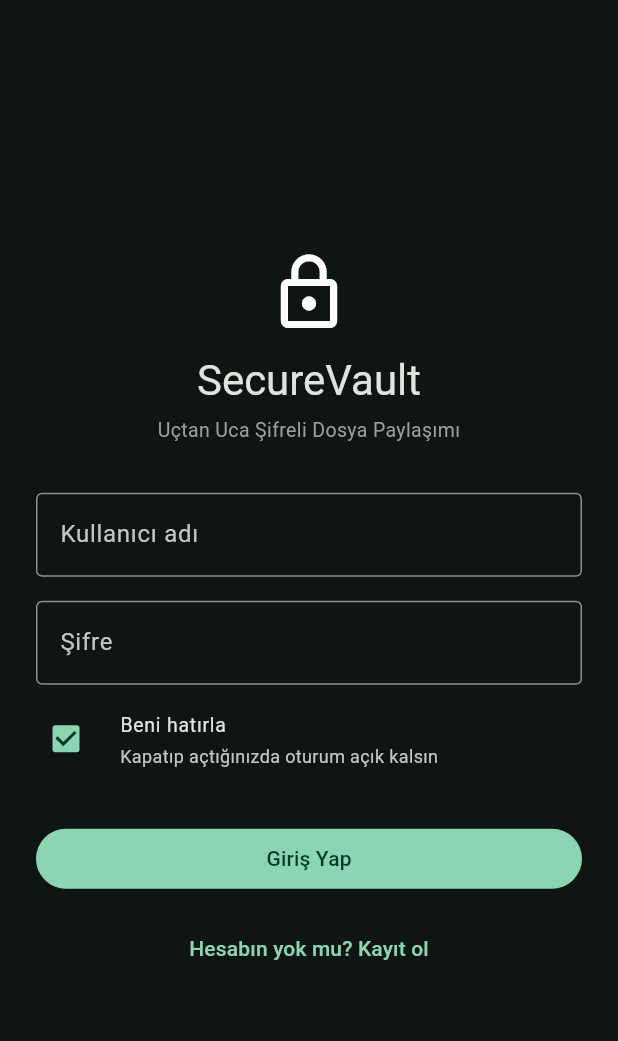
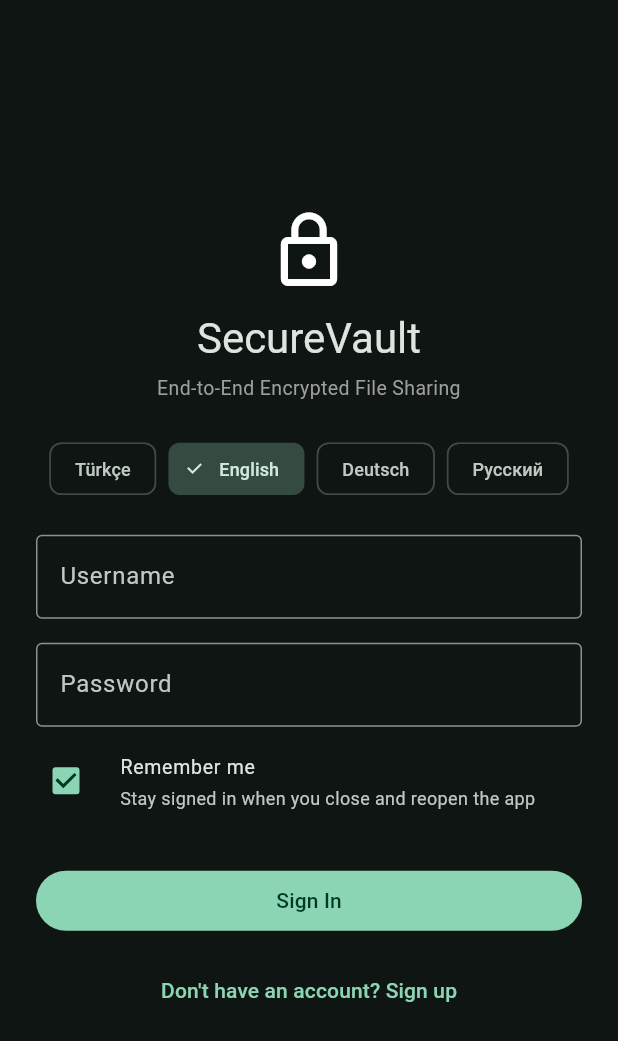
Before and after one commit to O2m4nl11299/securevault-mobile, a Flutter app: the screen it shows after launch, on a phone screen of 412 x 824 dp. Shown: the top 1041 px of the screen. Run offline on Flutter 3.47's test engine with Material 3 defaults, Android fonts, the phone set to English and light mode, and no system bars; our stand-ins replace dio, file_picker, flutter_secure_storage, in_app_purchase, share_plus; missing offline and left inert: cryptography, cryptography_flutter.

Commit message:
Add 4-language localization infrastructure (TR/EN/DE/RU): flutter_localizations + intl, ARB files, AppLocalizations, locale persistence, language selector on login screen. Login screen fully localized.

````diff
--- /dev/null
+++ b/l10n.yaml
@@ -0,0 +1,5 @@
+arb-dir: lib/l10n
+template-arb-file: app_tr.arb
+output-localization-file: app_localizations.dart
+output-class: AppLocalizations
+nullable-getter: false
--- /dev/null
+++ b/lib/l10n/app_en.arb
@@ -0,0 +1,13 @@
+{
+  "@@locale": "en",
+  "appName": "SecureVault",
+  "appSlogan": "End-to-End Encrypted File Sharing",
+  "loginUsername": "Username",
+  "loginPassword": "Password",
+  "loginMin3": "At least 3 characters",
+  "loginMin8": "At least 8 characters",
+  "loginRemember": "Remember me",
+  "loginRememberSub": "Stay signed in when you close and reopen the app",
+  "loginButton": "Sign In",
+  "loginNoAccount": "Don't have an account? Sign up"
+}
--- /dev/null
+++ b/lib/l10n/app_localizations.dart
@@ -0,0 +1,202 @@
+import 'dart:async';
+
+import 'package:flutter/foundation.dart';
+import 'package:flutter/widgets.dart';
+import 'package:flutter_localizations/flutter_localizations.dart';
+import 'package:intl/intl.dart' as intl;
+
+import 'app_localizations_de.dart';
+import 'app_localizations_en.dart';
+import 'app_localizations_ru.dart';
+import 'app_localizations_tr.dart';
+
+// ignore_for_file: type=lint
+
+/// Callers can lookup localized strings with an instance of AppLocalizations
+/// returned by `AppLocalizations.of(context)`.
+///
+/// Applications need to include `AppLocalizations.delegate()` in their app's
+/// `localizationDelegates` list, and the locales they support in the app's
+/// `supportedLocales` list. For example:
+///
+/// ```dart
+/// import 'l10n/app_localizations.dart';
+///
+/// return MaterialApp(
+///   localizationsDelegates: AppLocalizations.localizationsDelegates,
+///   supportedLocales: AppLocalizations.supportedLocales,
+///   home: MyApplicationHome(),
+/// );
+/// ```
+///
+/// ## Update pubspec.yaml
+///
+/// Please make sure to update your pubspec.yaml to include the following
+/// packages:
+///
+/// ```yaml
+/// dependencies:
+///   # Internationalization support.
+///   flutter_localizations:
+///     sdk: flutter
+///   intl: any # Use the pinned version from flutter_localizations
+///
+///   # Rest of dependencies
+/// ```
+///
+/// ## iOS Applications
+///
+/// iOS applications define key application metadata, including supported
+/// locales, in an Info.plist file that is built into the application bundle.
+/// To configure the locales supported by your app, you’ll need to edit this
+/// file.
+///
+/// First, open your project’s ios/Runner.xcworkspace Xcode workspace file.
+/// Then, in the Project Navigator, open the Info.plist file under the Runner
+/// project’s Runner folder.
+///
+/// Next, select the Information Property List item, select Add Item from the
+/// Editor menu, then select Localizations from the pop-up menu.
+///
+/// Select and expand the newly-created Localizations item then, for each
+/// locale your application supports, add a new item and select the locale
+/// you wish to add from the pop-up menu in the Value field. This list should
+/// be consistent with the languages listed in the AppLocalizations.supportedLocales
+/// property.
+abstract class AppLocalizations {
+  AppLocalizations(String locale)
+    : localeName = intl.Intl.canonicalizedLocale(locale.toString());
+
+  final String localeName;
+
+  static AppLocalizations of(BuildContext context) {
+    return Localizations.of<AppLocalizations>(context, AppLocalizations)!;
+  }
+
+  static const LocalizationsDelegate<AppLocalizations> delegate =
+      _AppLocalizationsDelegate();
+
+  /// A list of this localizations delegate along with the default localizations
+  /// delegates.
+  ///
+  /// Returns a list of localizations delegates containing this delegate along with
+  /// GlobalMaterialLocalizations.delegate, GlobalCupertinoLocalizations.delegate,
+  /// and GlobalWidgetsLocalizations.delegate.
+  ///
+  /// Additional delegates can be added by appending to this list in
+  /// MaterialApp. This list does not have to be used at all if a custom list
+  /// of delegates is preferred or required.
+  static const List<LocalizationsDelegate<dynamic>> localizationsDelegates =
+      <LocalizationsDelegate<dynamic>>[
+        delegate,
+        GlobalMaterialLocalizations.delegate,
+        GlobalCupertinoLocalizations.delegate,
+        GlobalWidgetsLocalizations.delegate,
+      ];
+
+  /// A list of this localizations delegate's supported locales.
+  static const List<Locale> supportedLocales = <Locale>[
+    Locale('de'),
+    Locale('en'),
+    Locale('ru'),
+    Locale('tr'),
+  ];
+
+  /// Uygulama adi
+  ///
+  /// In tr, this message translates to:
+  /// **'SecureVault'**
+  String get appName;
+
+  /// Giris ekrani slogani
+  ///
+  /// In tr, this message translates to:
+  /// **'Uçtan Uca Şifreli Dosya Paylaşımı'**
+  String get appSlogan;
+
+  /// No description provided for @loginUsername.
+  ///
+  /// In tr, this message translates to:
+  /// **'Kullanıcı adı'**
+  String get loginUsername;
+
+  /// No description provided for @loginPassword.
+  ///
+  /// In tr, this message translates to:
+  /// **'Şifre'**
+  String get loginPassword;
+
+  /// No description provided for @loginMin3.
+  ///
+  /// In tr, this message translates to:
+  /// **'En az 3 karakter'**
+  String get loginMin3;
+
+  /// No description provided for @loginMin8.
+  ///
+  /// In tr, this message translates to:
+  /// **'En az 8 karakter'**
+  String get loginMin8;
+
+  /// No description provided for @loginRemember.
+  ///
+  /// In tr, this message translates to:
+  /// **'Beni hatırla'**
+  String get loginRemember;
+
+  /// No description provided for @loginRememberSub.
+  ///
+  /// In tr, this message translates to:
+  /// **'Kapatıp açtığınızda oturum açık kalsın'**
+  String get loginRememberSub;
+
+  /// No description provided for @loginButton.
+  ///
+  /// In tr, this message translates to:
+  /// **'Giriş Yap'**
+  String get loginButton;
+
+  /// No description provided for @loginNoAccount.
+  ///
+  /// In tr, this message translates to:
+  /// **'Hesabın yok mu? Kayıt ol'**
+  String get loginNoAccount;
+}
+
+class _AppLocalizationsDelegate
+    extends LocalizationsDelegate<AppLocalizations> {
+  const _AppLocalizationsDelegate();
+
+  @override
+  Future<AppLocalizations> load(Locale locale) {
+    return SynchronousFuture<AppLocalizations>(lookupAppLocalizations(locale));
+  }
+
+  @override
+  bool isSupported(Locale locale) =>
+      <String>['de', 'en', 'ru', 'tr'].contains(locale.languageCode);
+
+  @override
+  bool shouldReload(_AppLocalizationsDelegate old) => false;
+}
+
+AppLocalizations lookupAppLocalizations(Locale locale) {
+  // Lookup logic when only language code is specified.
+  switch (locale.languageCode) {
+    case 'de':
+      return AppLocalizationsDe();
+    case 'en':
+      return AppLocalizationsEn();
+    case 'ru':
+      return AppLocalizationsRu();
+    case 'tr':
+      return AppLocalizationsTr();
+  }
+
+  throw FlutterError(
+    'AppLocalizations.delegate failed to load unsupported locale "$locale". This is likely '
+    'an issue with the localizations generation tool. Please file an issue '
+    'on GitHub with a reproducible sample app and the gen-l10n configuration '
+    'that was used.',
+  );
+}
--- /dev/null
+++ b/lib/l10n/app_localizations_en.dart
@@ -0,0 +1,41 @@
+// ignore: unused_import
+import 'package:intl/intl.dart' as intl;
+import 'app_localizations.dart';
+
+// ignore_for_file: type=lint
+
+/// The translations for English (`en`).
+class AppLocalizationsEn extends AppLocalizations {
+  AppLocalizationsEn([String locale = 'en']) : super(locale);
+
+  @override
+  String get appName => 'SecureVault';
+
+  @override
+  String get appSlogan => 'End-to-End Encrypted File Sharing';
+
+  @override
+  String get loginUsername => 'Username';
+
+  @override
+  String get loginPassword => 'Password';
+
+  @override
+  String get loginMin3 => 'At least 3 characters';
+
+  @override
+  String get loginMin8 => 'At least 8 characters';
+
+  @override
+  String get loginRemember => 'Remember me';
+
+  @override
+  String get loginRememberSub =>
+      'Stay signed in when you close and reopen the app';
+
+  @override
+  String get loginButton => 'Sign In';
+
+  @override
+  String get loginNoAccount => 'Don\'t have an account? Sign up';
+}
--- a/lib/main.dart
+++ b/lib/main.dart
@@ -1,4 +1,5 @@
 import 'package:flutter/material.dart';
+import 'l10n/app_localizations.dart';
 import 'package:cryptography_flutter/cryptography_flutter.dart';
 import 'services/api_client.dart';
 import 'services/secure_storage_service.dart';
@@ -10,12 +11,30 @@ import 'screens/home_screen.dart';
 /// olmadan navigasyon yapabilmesi iÃ§in global anahtar.
 final GlobalKey<NavigatorState> rootNavigatorKey = GlobalKey<NavigatorState>();
 
-void main() {
+/// Uygulamanin secili dili. Dil degisince MaterialApp yeniden cizilir.
+/// null = cihazin sistem dili kullanilir.
+final ValueNotifier<Locale?> localeNotifier = ValueNotifier<Locale?>(null);
+
+/// Desteklenen diller (ARB dosyalariyla eslesir).
+const List<Locale> kSupportedLocales = [
+  Locale('tr'),
+  Locale('en'),
+  Locale('de'),
+  Locale('ru'),
+];
+
+Future<void> main() async {
+  WidgetsFlutterBinding.ensureInitialized();
   // KRÄ°TÄ°K: bu satÄ±r olmadan Sv02Codec saf-Dart'a dÃ¼ÅŸer (spike'ta ~18 MB/s
   // Ã¶lÃ§Ã¼ldÃ¼ â€” 2GB dosyada ~2 dakika). Bu satÄ±rla native AES-256-GCM
   // (CryptoKit/Conscrypt) kullanÄ±lÄ±r, saniyeler mertebesine iner.
   FlutterCryptography.enable();
   ApiClient.instance.onSessionExpired = _handleSessionExpired;
+  // Kayitli dil tercihini yukle (varsa).
+  final savedLocale = await SecureStorageService.readLocale();
+  if (savedLocale != null && savedLocale.isNotEmpty) {
+    localeNotifier.value = Locale(savedLocale);
+  }
   runApp(const SecureVaultApp());
 }
 
@@ -39,16 +58,24 @@ class SecureVaultApp extends StatelessWidget {
 
   @override
   Widget build(BuildContext context) {
+    return ValueListenableBuilder<Locale?>(
+      valueListenable: localeNotifier,
+      builder: (context, locale, _) {
         return MaterialApp(
           navigatorKey: rootNavigatorKey,
           title: 'SecureVault',
           debugShowCheckedModeBanner: false,
+          locale: locale,
+          localizationsDelegates: AppLocalizations.localizationsDelegates,
+          supportedLocales: kSupportedLocales,
           theme: ThemeData(
-        colorSchemeSeed: const Color(0xFF00E0A4), // web sitesindeki teal/cyberpunk vurgu
+            colorSchemeSeed: const Color(0xFF00E0A4),
             brightness: Brightness.dark,
             useMaterial3: true,
           ),
           home: const _StartupGate(),
+        );
+      },
     );
   }
 }
--- a/lib/screens/login_screen.dart
+++ b/lib/screens/login_screen.dart
@@ -1,4 +1,7 @@
 import 'package:flutter/material.dart';
+import '../l10n/app_localizations.dart';
+import '../main.dart';
+import '../services/secure_storage_service.dart';
 import '../services/auth_service.dart';
 import 'home_screen.dart';
 import 'register_screen.dart';
@@ -68,6 +71,7 @@ class _LoginScreenState extends State<LoginScreen> {
 
   @override
   Widget build(BuildContext context) {
+    final l = AppLocalizations.of(context);
     return Scaffold(
       body: SafeArea(
         child: Center(
@@ -88,35 +92,37 @@ class _LoginScreenState extends State<LoginScreen> {
                   ),
                   const SizedBox(height: 6),
                   Text(
-                    'Uçtan Uca Şifreli Dosya Paylaşımı',
+                    l.appSlogan,
                     textAlign: TextAlign.center,
                     style: TextStyle(
                       fontSize: 13,
                       color: Colors.grey.shade500,
                     ),
                   ),
-                  const SizedBox(height: 32),
+                  const SizedBox(height: 20),
+                  _LanguageSelector(),
+                  const SizedBox(height: 20),
                   TextFormField(
                     controller: _usernameCtrl,
                     autofillHints: const [AutofillHints.username],
-                    decoration: const InputDecoration(
-                      labelText: 'Kullanıcı adı',
-                      border: OutlineInputBorder(),
+                    decoration: InputDecoration(
+                      labelText: l.loginUsername,
+                      border: const OutlineInputBorder(),
                     ),
                     validator: (v) =>
-                        (v == null || v.trim().length < 3) ? 'En az 3 karakter' : null,
+                        (v == null || v.trim().length < 3) ? l.loginMin3 : null,
                   ),
                   const SizedBox(height: 16),
                   TextFormField(
                     controller: _passwordCtrl,
                     obscureText: true,
                     autofillHints: const [AutofillHints.password],
-                    decoration: const InputDecoration(
-                      labelText: 'Şifre',
-                      border: OutlineInputBorder(),
+                    decoration: InputDecoration(
+                      labelText: l.loginPassword,
+                      border: const OutlineInputBorder(),
                     ),
                     validator: (v) =>
-                        (v == null || v.length < 8) ? 'En az 8 karakter' : null,
+                        (v == null || v.length < 8) ? l.loginMin8 : null,
                     onFieldSubmitted: (_) => _submit(),
                   ),
                   const SizedBox(height: 4),
@@ -125,9 +131,9 @@ class _LoginScreenState extends State<LoginScreen> {
                     onChanged: _loading
                         ? null
                         : (v) => setState(() => _remember = v ?? true),
-                    title: const Text('Beni hatırla'),
-                    subtitle: const Text(
-                      'Kapatıp açtığınızda oturum açık kalsın',
+                    title: Text(l.loginRemember),
+                    subtitle: Text(
+                      l.loginRememberSub,
                       style: TextStyle(fontSize: 12),
                     ),
                     controlAffinity: ListTileControlAffinity.leading,
@@ -147,7 +153,7 @@ class _LoginScreenState extends State<LoginScreen> {
                             width: 20,
                             child: CircularProgressIndicator(strokeWidth: 2),
                           )
-                        : const Text('Giriş Yap'),
+                        : Text(l.loginButton),
                   ),
                   const SizedBox(height: 12),
                   TextButton(
@@ -156,7 +162,7 @@ class _LoginScreenState extends State<LoginScreen> {
                         : () => Navigator.of(context).push(
                               MaterialPageRoute(builder: (_) => const RegisterScreen()),
                             ),
-                    child: const Text('Hesabın yok mu? Kayıt ol'),
+                    child: Text(l.loginNoAccount),
                   ),
                 ],
               ),
@@ -167,3 +173,34 @@ class _LoginScreenState extends State<LoginScreen> {
     );
   }
 }
+
+/// Giris ekraninda dil secimi. Secilen dil kaydedilir ve aninda uygulanir.
+class _LanguageSelector extends StatelessWidget {
+  static const _langs = [
+    ('tr', 'Türkçe'),
+    ('en', 'English'),
+    ('de', 'Deutsch'),
+    ('ru', 'Русский'),
+  ];
+
+  @override
+  Widget build(BuildContext context) {
+    final current = localeNotifier.value?.languageCode ??
+        Localizations.localeOf(context).languageCode;
+    return Wrap(
+      alignment: WrapAlignment.center,
+      spacing: 8,
+      children: _langs.map((lang) {
+        final selected = lang.$1 == current;
+        return ChoiceChip(
+          label: Text(lang.$2, style: const TextStyle(fontSize: 12)),
+          selected: selected,
+          onSelected: (_) async {
+            localeNotifier.value = Locale(lang.$1);
+            await SecureStorageService.saveLocale(lang.$1);
+          },
+        );
+      }).toList(),
+    );
+  }
+}
--- a/lib/services/secure_storage_service.dart
+++ b/lib/services/secure_storage_service.dart
@@ -9,6 +9,7 @@ class SecureStorageService {
   static const _kPlan = 'user_plan';
   static const _kUsername = 'username';
   static const _kRemember = 'remember_me';
+  static const _kLocale = 'app_locale';
 
   static Future<void> saveSession({
     required String token,
@@ -28,6 +29,11 @@ class SecureStorageService {
   static Future<bool> readRemember() async =>
       (await _storage.read(key: _kRemember)) == 'true';
 
+  // Dil tercihi - clear() ile SILINMEZ (cikis yapinca dil korunur).
+  static Future<void> saveLocale(String code) =>
+      _storage.write(key: _kLocale, value: code);
+  static Future<String?> readLocale() => _storage.read(key: _kLocale);
+
   static Future<void> clear() async {
     await _storage.delete(key: _kSessionToken);
     await _storage.delete(key: _kPlan);
--- a/pubspec.yaml
+++ b/pubspec.yaml
@@ -44,6 +44,9 @@ dependencies:
   url_launcher: ^6.3.1
   archive: ^4.0.9
   in_app_purchase: ^3.2.0
+  intl: any
+  flutter_localizations:
+    sdk: flutter
 
 dev_dependencies:
   flutter_test:
@@ -62,6 +65,7 @@ dev_dependencies:
 
 # The following section is specific to Flutter packages.
 flutter:
+  generate: true
 
   # The following line ensures that the Material Icons font is
   # included with your application, so that you can use the icons in
````
Also changed, not shown: lib/l10n/app_de.arb (added, +13 -0 lines), lib/l10n/app_localizations_de.dart (added, +41 -0 lines), lib/l10n/app_localizations_ru.dart (added, +41 -0 lines), lib/l10n/app_localizations_tr.dart (added, +40 -0 lines), lib/l10n/app_ru.arb (added, +13 -0 lines), lib/l10n/app_tr.arb (added, +15 -0 lines), pubspec.lock. Lines whose indentation alone changed are shown as unchanged.
